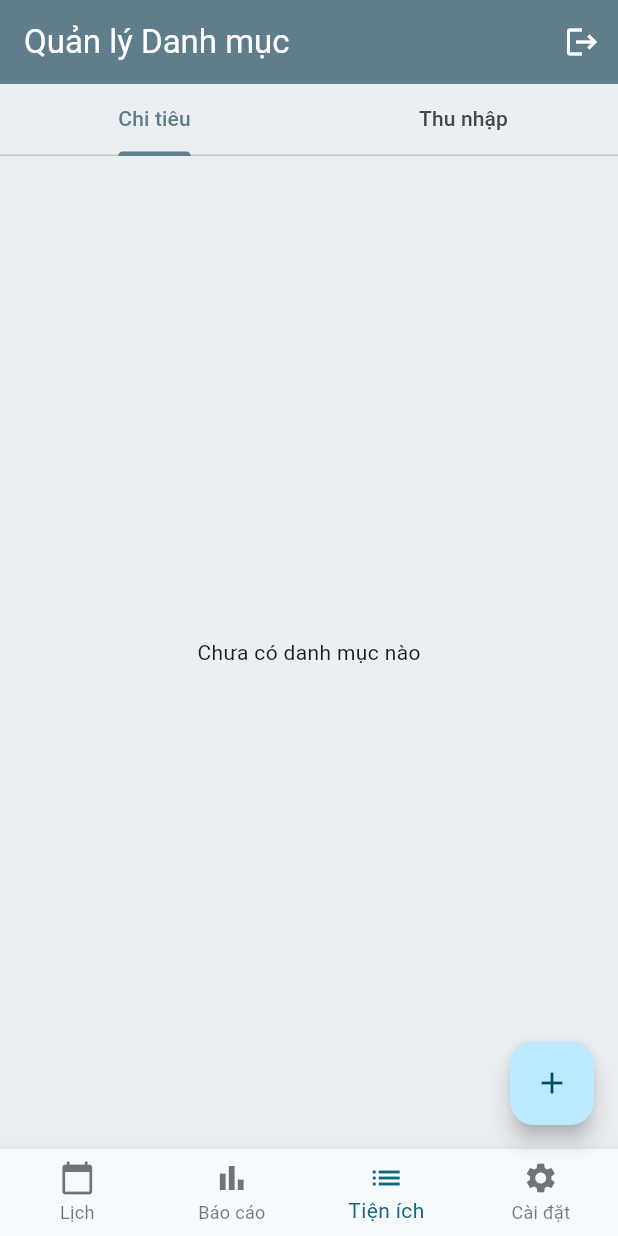
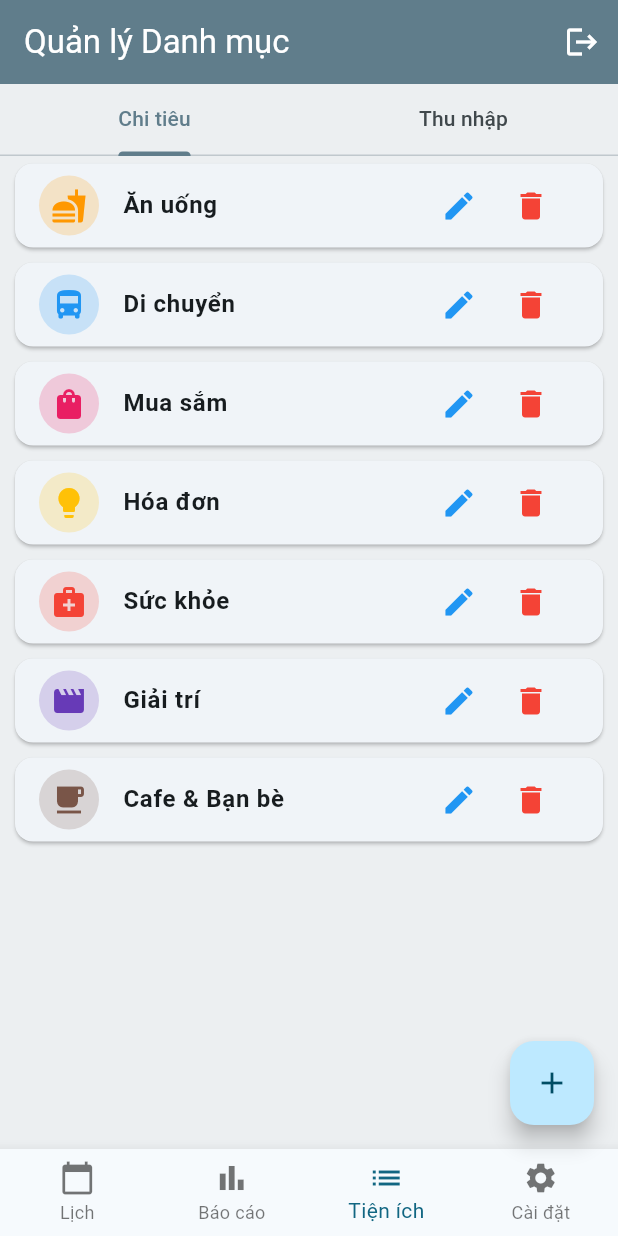
Before and after one commit to ncming/expense_tracker_app, a Flutter app: the screen it shows once a user with an empty profile is signed in, item 3 of the bottom bar chosen, on a phone screen of 412 x 824 dp. Run offline on Flutter 3.47's test engine with Material 3 defaults, Android fonts, the phone set to English and light mode, and no system bars; our stand-ins replace cloud_firestore, firebase_auth, firebase_core, table_calendar; accounts and stored records are empty.

Commit message:
Update home_screen.dart

```diff
--- a/lib/home_screen.dart
+++ b/lib/home_screen.dart
@@ -21,6 +21,48 @@ class _MyHomePageState extends State<MyHomePage> {
   // GlobalKey giúp HomeScreen liên kết được với các hàm bên trong CalendarTab và UtilitiesTab
   final GlobalKey<CalendarTabState> _calendarTabKey = GlobalKey<CalendarTabState>();
   final GlobalKey<UtilitiesTabState> _utilitiesTabKey = GlobalKey<UtilitiesTabState>(); // [MỚI] Key cho tiện ích
+
+  // --- [MỚI THÊM] Hàm khởi tạo: Chạy ngay khi mở ứng dụng ---
+  @override
+  void initState() {
+    super.initState();
+    _checkAndCreateDefaultCategories();
+  }
+
+  // --- Hàm tự động tạo danh mục mẫu cho tài khoản mới ---
+  void _checkAndCreateDefaultCategories() async {
+    final catRef = FirebaseFirestore.instance.collection('users').doc(userId).collection('categories');
+    final snapshot = await catRef.get();
+
+    // Chỉ tạo khi người dùng chưa có bất kỳ danh mục nào
+    if (snapshot.docs.isEmpty) {
+      final List<CategoryItem> defaultCategories = [
+        // ---------- DANH MỤC CHI TIÊU ----------
+        CategoryItem(id: '', name: 'Ăn uống', iconCode: Icons.fastfood.codePoint, colorValue: Colors.orange.value, isExpense: true),
+        CategoryItem(id: '', name: 'Di chuyển', iconCode: Icons.directions_bus.codePoint, colorValue: Colors.blue.value, isExpense: true),
+        CategoryItem(id: '', name: 'Mua sắm', iconCode: Icons.shopping_bag.codePoint, colorValue: Colors.pink.value, isExpense: true),
+        CategoryItem(id: '', name: 'Hóa đơn', iconCode: Icons.lightbulb.codePoint, colorValue: Colors.amber.value, isExpense: true),
+        CategoryItem(id: '', name: 'Sức khỏe', iconCode: Icons.medical_services.codePoint, colorValue: Colors.red.value, isExpense: true),
+        CategoryItem(id: '', name: 'Giải trí', iconCode: Icons.movie.codePoint, colorValue: Colors.deepPurple.value, isExpense: true),
+        CategoryItem(id: '', name: 'Cafe & Bạn bè', iconCode: Icons.local_cafe.codePoint, colorValue: Colors.brown.value, isExpense: true),
+
+        // ---------- DANH MỤC THU NHẬP ----------
+        CategoryItem(id: '', name: 'Tiền lương', iconCode: Icons.attach_money.codePoint, colorValue: Colors.green.shade700.value, isExpense: false),
+        CategoryItem(id: '', name: 'Tiền thưởng', iconCode: Icons.card_giftcard.codePoint, colorValue: Colors.teal.value, isExpense: false),
+        CategoryItem(id: '', name: 'Đầu tư', iconCode: Icons.trending_up.codePoint, colorValue: Colors.indigo.value, isExpense: false),
+      ];
+
+      // Dùng vòng lặp để đẩy toàn bộ danh sách mẫu lên Firebase
+      for (var cat in defaultCategories) {
+        await catRef.add(cat.toMap());
+      }
+
+      // Báo cho giao diện biết để load lại sau khi đã thêm xong
+      if (mounted) {
+        setState(() {});
+      }
+    }
+  }
 
   void _logout() {
     showDialog(
```
